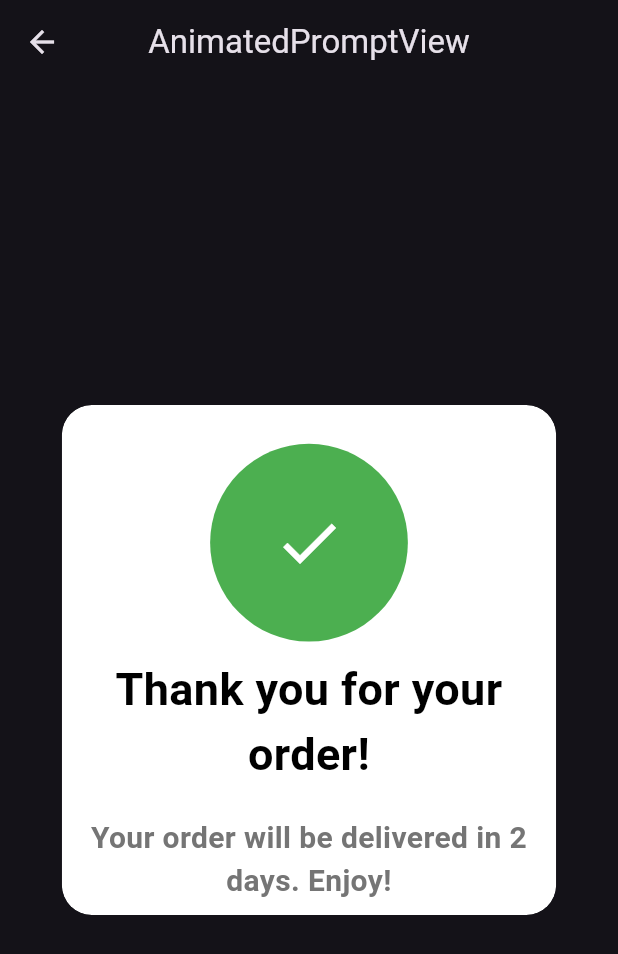
After one commit to srpallab/flutter-animation, a Flutter app: the screen it shows after launch, after a tap on "Animated Prompt", on a phone screen of 412 x 824 dp. The commit adds this screen. Shown: the top 954 px of the screen. Run offline on Flutter 3.47's test engine with Material 3 defaults, Android fonts, the light colour scheme and no system bars; our stand-ins replace get.

Commit message:
Animated Prompt.

```diff
--- /dev/null
+++ b/lib/app/modules/animated_prompt/bindings/animated_prompt_binding.dart
@@ -0,0 +1,12 @@
+import 'package:get/get.dart';
+
+import '../controllers/animated_prompt_controller.dart';
+
+class AnimatedPromptBinding extends Bindings {
+  @override
+  void dependencies() {
+    Get.lazyPut<AnimatedPromptController>(
+      () => AnimatedPromptController(),
+    );
+  }
+}
--- /dev/null
+++ b/lib/app/modules/animated_prompt/controllers/animated_prompt_controller.dart
@@ -0,0 +1,23 @@
+import 'package:get/get.dart';
+
+class AnimatedPromptController extends GetxController {
+  //TODO: Implement AnimatedPromptController
+
+  final count = 0.obs;
+  @override
+  void onInit() {
+    super.onInit();
+  }
+
+  @override
+  void onReady() {
+    super.onReady();
+  }
+
+  @override
+  void onClose() {
+    super.onClose();
+  }
+
+  void increment() => count.value++;
+}
--- /dev/null
+++ b/lib/app/modules/animated_prompt/views/animated_prompt_view.dart
@@ -0,0 +1,25 @@
+import 'package:flutter/material.dart';
+import 'package:flutter_animation/app/modules/animated_prompt/widgets/animated_prompt.dart';
+import 'package:get/get.dart';
+
+import '../controllers/animated_prompt_controller.dart';
+
+class AnimatedPromptView extends GetView<AnimatedPromptController> {
+  const AnimatedPromptView({super.key});
+  @override
+  Widget build(BuildContext context) {
+    return Scaffold(
+      appBar: AppBar(
+        title: const Text('AnimatedPromptView'),
+        centerTitle: true,
+      ),
+      body: const Center(
+        child: AnimatedPrompt(
+          title: "Thank you for your order!",
+          subTitle: "Your order will be delivered in 2 days. Enjoy!",
+          child: Icon(Icons.check),
+        ),
+      ),
+    );
+  }
+}
--- /dev/null
+++ b/lib/app/modules/animated_prompt/widgets/animated_prompt.dart
@@ -0,0 +1,140 @@
+import 'package:flutter/material.dart';
+
+class AnimatedPrompt extends StatefulWidget {
+  final String title;
+  final String subTitle;
+  final Widget child;
+  const AnimatedPrompt({
+    super.key,
+    required this.title,
+    required this.subTitle,
+    required this.child,
+  });
+
+  @override
+  State<AnimatedPrompt> createState() => _AnimatedPromptState();
+}
+
+class _AnimatedPromptState extends State<AnimatedPrompt>
+    with SingleTickerProviderStateMixin {
+  late AnimationController _controller;
+  late Animation<double> _iconScaleAnimation;
+  late Animation<double> _containerScaleAnimation;
+  late Animation<Offset> _yDisplacementAnimation;
+
+  @override
+  void initState() {
+    super.initState();
+    _controller = AnimationController(
+      vsync: this,
+      duration: Duration(seconds: 1),
+    );
+
+    _iconScaleAnimation = Tween<double>(
+      begin: 10,
+      end: 5,
+    ).animate(CurvedAnimation(parent: _controller, curve: Curves.easeInOut));
+
+    _yDisplacementAnimation = Tween<Offset>(
+      begin: Offset(0, 0),
+      end: Offset(0, -0.23),
+    ).animate(CurvedAnimation(parent: _controller, curve: Curves.easeInOut));
+
+    _containerScaleAnimation = Tween<double>(
+      begin: 2.0,
+      end: 0.4,
+    ).animate(CurvedAnimation(parent: _controller, curve: Curves.easeInOut));
+  }
+
+  @override
+  void dispose() {
+    _controller.dispose();
+    super.dispose();
+  }
+
+  @override
+  Widget build(BuildContext context) {
+    _controller
+      ..reset()
+      ..forward();
+    return ClipRRect(
+      borderRadius: BorderRadius.circular(20),
+      child: Container(
+        decoration: BoxDecoration(
+          color: Colors.white,
+          borderRadius: BorderRadius.circular(20),
+          boxShadow: [
+            BoxShadow(
+              color: Colors.black.withAlpha(51),
+              spreadRadius: 5,
+              blurRadius: 7,
+              offset: Offset(0, 3),
+            ),
+          ],
+        ),
+        child: ConstrainedBox(
+          constraints: BoxConstraints(
+            minWidth: 100,
+            minHeight: 100,
+            maxWidth: MediaQuery.of(context).size.width * 0.8,
+            maxHeight: MediaQuery.of(context).size.height * 0.8,
+          ),
+          child: Stack(
+            children: [
+              Padding(
+                padding: const EdgeInsets.all(8.0),
+                child: Column(
+                  mainAxisAlignment: .center,
+                  mainAxisSize: .min,
+                  children: [
+                    SizedBox(height: 160),
+                    Text(
+                      widget.title,
+                      textAlign: TextAlign.center,
+                      style: TextStyle(
+                        fontSize: 30,
+                        fontWeight: FontWeight.bold,
+                        color: Colors.black,
+                      ),
+                    ),
+                    SizedBox(height: 20),
+                    Text(
+                      widget.subTitle,
+                      textAlign: TextAlign.center,
+                      style: TextStyle(
+                        fontSize: 20,
+                        fontWeight: FontWeight.bold,
+                        color: Colors.grey[600],
+                      ),
+                    ),
+                  ],
+                ),
+              ),
+              Positioned.fill(
+                child: SlideTransition(
+                  position: _yDisplacementAnimation,
+                  child: ScaleTransition(
+                    scale: _containerScaleAnimation,
+                    child: Container(
+                      decoration: BoxDecoration(
+                        shape: BoxShape.circle,
+                        color: Colors.green,
+                      ),
+                      child: ScaleTransition(
+                        scale: _iconScaleAnimation,
+                        child: Padding(
+                          padding: const EdgeInsets.all(8.0),
+                          child: widget.child,
+                        ),
+                      ),
+                    ),
+                  ),
+                ),
+              ),
+            ],
+          ),
+        ),
+      ),
+    );
+  }
+}
--- a/lib/app/modules/home/views/home_view.dart
+++ b/lib/app/modules/home/views/home_view.dart
@@ -62,6 +62,12 @@ class HomeView extends GetView<HomeController> {
               },
               child: Text("3D Drawer"),
             ),
+            ElevatedButton(
+              onPressed: () {
+                Get.toNamed(Routes.ANIMATED_PROMPT);
+              },
+              child: Text("Animated Prompt"),
+            ),
           ],
         ),
       ),
--- a/lib/app/routes/app_pages.dart
+++ b/lib/app/routes/app_pages.dart
@@ -1,5 +1,7 @@
 import 'package:get/get.dart';
 
+import '../modules/animated_prompt/bindings/animated_prompt_binding.dart';
+import '../modules/animated_prompt/views/animated_prompt_view.dart';
 import '../modules/custom_painter_polygons/bindings/custom_painter_polygons_binding.dart';
 import '../modules/custom_painter_polygons/views/custom_painter_polygons_view.dart';
 import '../modules/example_hero_animation/bindings/example_hero_animation_binding.dart';
@@ -65,5 +67,10 @@ class AppPages {
       page: () => const ThreeDDrawerView(),
       binding: ThreeDDrawerBinding(),
     ),
+    GetPage(
+      name: _Paths.ANIMATED_PROMPT,
+      page: () => const AnimatedPromptView(),
+      binding: AnimatedPromptBinding(),
+    ),
   ];
 }
--- a/lib/app/routes/app_routes.dart
+++ b/lib/app/routes/app_routes.dart
@@ -11,6 +11,7 @@ abstract class Routes {
   static const EXAMPLE_IMPLICIT_ANIMATION = _Paths.EXAMPLE_IMPLICIT_ANIMATION;
   static const CUSTOM_PAINTER_POLYGONS = _Paths.CUSTOM_PAINTER_POLYGONS;
   static const THREE_D_DRAWER = _Paths.THREE_D_DRAWER;
+  static const ANIMATED_PROMPT = _Paths.ANIMATED_PROMPT;
 }
 
 abstract class _Paths {
@@ -23,4 +24,5 @@ abstract class _Paths {
   static const EXAMPLE_IMPLICIT_ANIMATION = '/example-implicit-animation';
   static const CUSTOM_PAINTER_POLYGONS = '/custom-painter-polygons';
   static const THREE_D_DRAWER = '/three-d-drawer';
+  static const ANIMATED_PROMPT = '/animated-prompt';
 }
```
